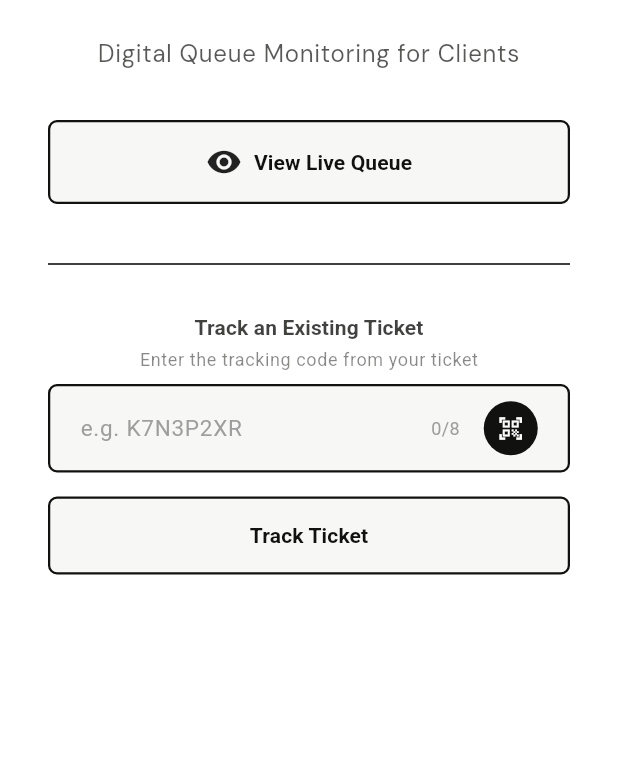
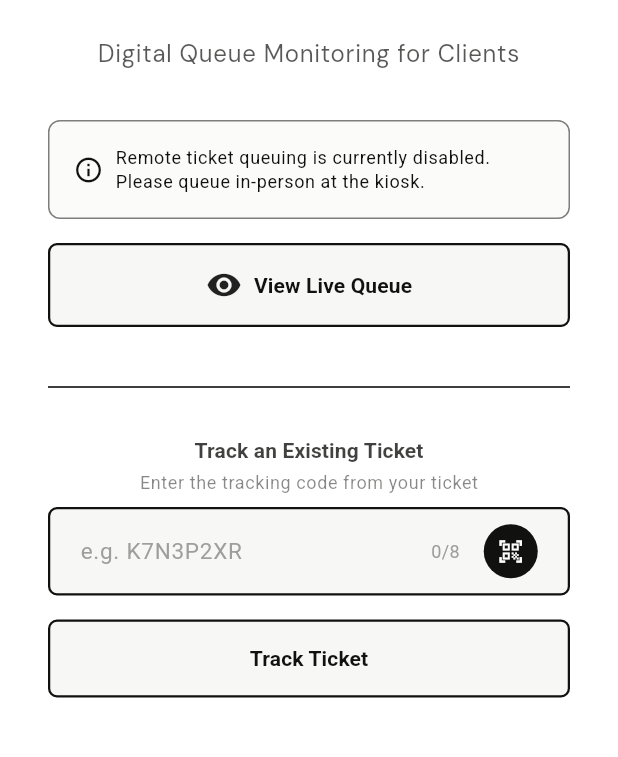
Before and after one commit to ItPalakpak/ez_queue, a Flutter app: the screen it shows after launch, on a phone screen of 412 x 824 dp, the part 228-985 px from its top. Run offline on Flutter 3.47's test engine with Material 3 defaults, Android fonts, the phone set to English and light mode, and no system bars; our stand-ins replace cloud_firestore, firebase_core, firebase_messaging, flutter_dotenv, flutter_riverpod, go_router and 6 more; missing offline and left inert: mobile_scanner; accounts and stored records are empty; network calls fail.

```diff
--- a/lib/screens/landing/landing_page.dart
+++ b/lib/screens/landing/landing_page.dart
@@ -226,6 +226,51 @@ class LandingPage extends ConsumerWidget {
                                   ),
                                 ),
                                 const SizedBox(height: EZSpacing.sm),
+                              ] else ...[
+                                // CHANGED: Show informational banner when remote queuing is administratively disabled
+                                Container(
+                                  width: double.infinity,
+                                  padding: const EdgeInsets.all(EZSpacing.md),
+                                  margin: const EdgeInsets.only(bottom: EZSpacing.md),
+                                  decoration: BoxDecoration(
+                                    color: Theme.of(context)
+                                        .colorScheme
+                                        .surfaceContainerHighest
+                                        .withValues(alpha: 0.5),
+                                    borderRadius: BorderRadius.circular(EZSpacing.sm),
+                                    border: Border.all(
+                                      color: Theme.of(context)
+                                          .colorScheme
+                                          .outlineVariant
+                                          .withValues(alpha: 0.5),
+                                    ),
+                                  ),
+                                  child: Row(
+                                    children: [
+                                      Icon(
+                                        Icons.info_outline,
+                                        size: 20,
+                                        color: Theme.of(context)
+                                            .colorScheme
+                                            .onSurfaceVariant,
+                                      ),
+                                      const SizedBox(width: EZSpacing.sm),
+                                      Expanded(
+                                        child: Text(
+                                          'Remote ticket queuing is currently disabled. Please queue in-person at the kiosk.',
+                                          style: Theme.of(context)
+                                              .textTheme
+                                              .bodySmall
+                                              ?.copyWith(
+                                                color: Theme.of(context)
+                                                    .colorScheme
+                                                    .onSurfaceVariant,
+                                              ),
+                                        ),
+                                      ),
+                                    ],
+                                  ),
+                                ),
                               ],
 
                               // View Queue Button
```
